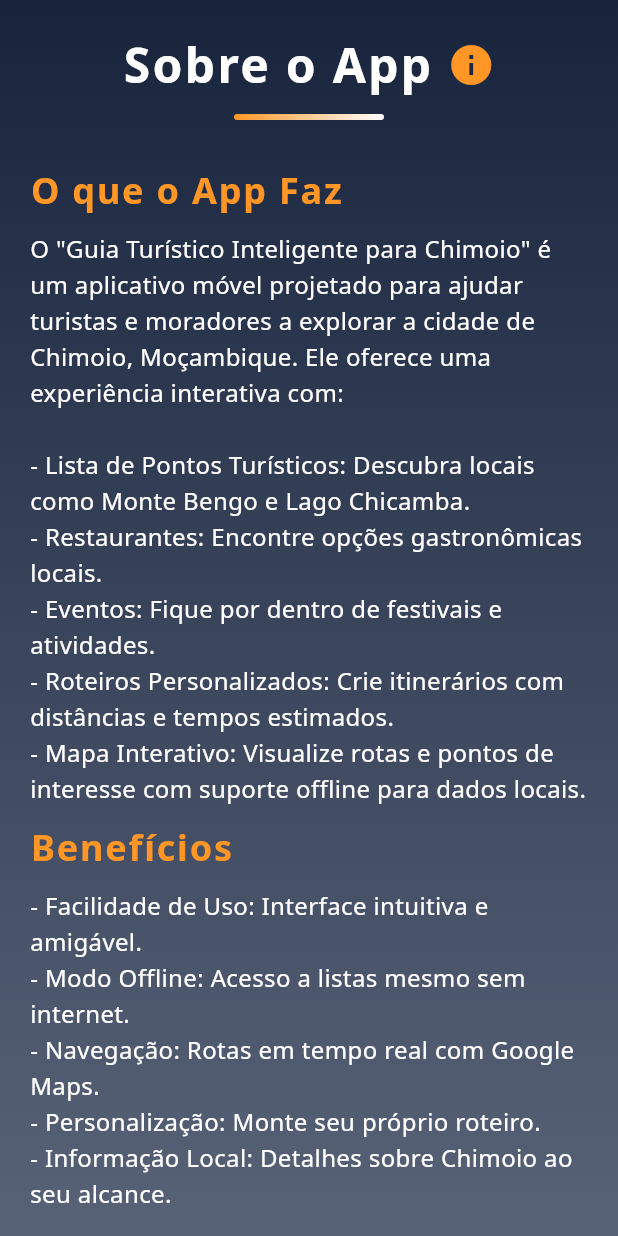
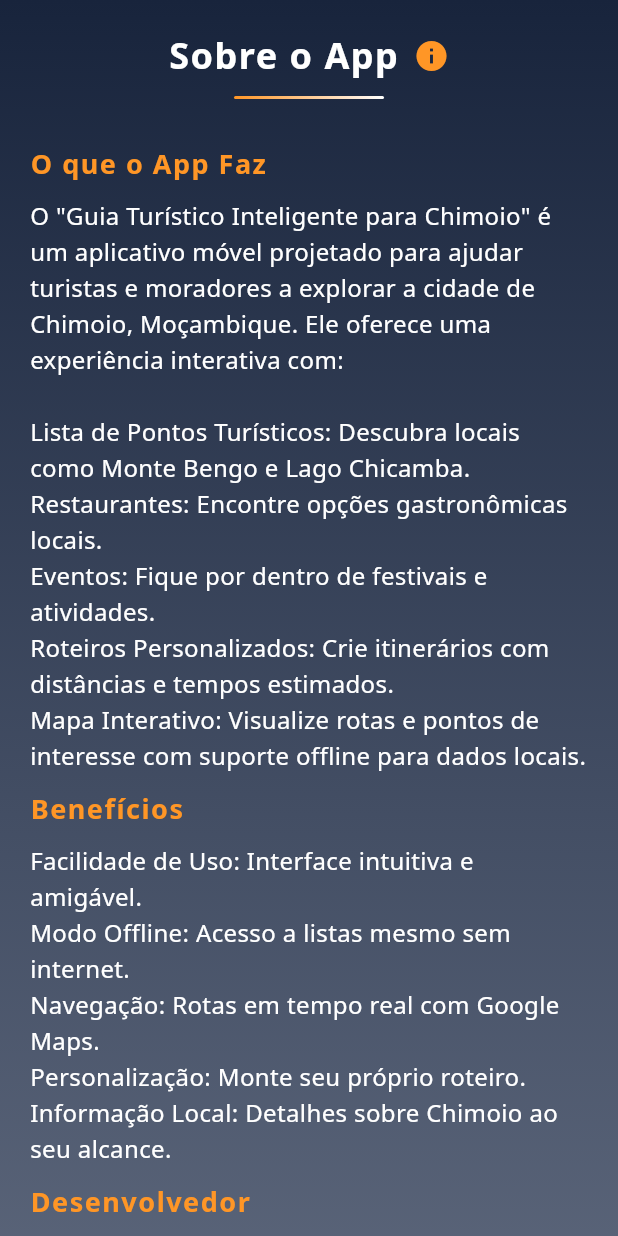
Before and after one commit to YMatique/chimoio_tour_guide, a Flutter app: the AboutScreen screen opened directly, on a phone screen of 412 x 824 dp. Run offline on Flutter 3.47's test engine with Material 3 defaults, Android fonts, the phone set to English and light mode, and no system bars; our stand-ins replace google_maps_flutter, location, sqflite; accounts and stored records are empty.

Commit message:
customizing about page

```diff
--- a/lib/screens/about_screen.dart
+++ b/lib/screens/about_screen.dart
@@ -25,20 +25,20 @@ class AboutScreen extends StatelessWidget {
                     Text(
                       'Sobre o App',
                       style: TextStyle(
-                        fontSize: 32,
+                        fontSize: 24,
                         fontWeight: FontWeight.bold,
                         color: Colors.white,
-                        letterSpacing: 1.5,
+                        letterSpacing: 1,
                       ),
                     ),
                     SizedBox(width: 10),
-                    Icon(Icons.info, color: Color(0xFFFF9626), size: 32),
+                    Icon(Icons.info, color: Color(0xFFFF9626), size: 24),
                   ],
                 ),
                 SizedBox(height: 10),
                 Center(
                   child: Container(
-                    height: 4,
+                    height: 2,
                     width: 100,
                     decoration: BoxDecoration(
                       gradient: LinearGradient(
@@ -54,41 +54,40 @@ class AboutScreen extends StatelessWidget {
                 _buildSectionTitle('O que o App Faz', context),
                 _buildSectionContent(
                   'O "Guia Turístico Inteligente para Chimoio" é um aplicativo móvel projetado para ajudar turistas e moradores a explorar a cidade de Chimoio, Moçambique. Ele oferece uma experiência interativa com:\n\n'
-                  '- Lista de Pontos Turísticos: Descubra locais como Monte Bengo e Lago Chicamba.\n'
-                  '- Restaurantes: Encontre opções gastronômicas locais.\n'
-                  '- Eventos: Fique por dentro de festivais e atividades.\n'
-                  '- Roteiros Personalizados: Crie itinerários com distâncias e tempos estimados.\n'
-                  '- Mapa Interativo: Visualize rotas e pontos de interesse com suporte offline para dados locais.',
+                  'Lista de Pontos Turísticos: Descubra locais como Monte Bengo e Lago Chicamba.\n'
+                  'Restaurantes: Encontre opções gastronômicas locais.\n'
+                  'Eventos: Fique por dentro de festivais e atividades.\n'
+                  'Roteiros Personalizados: Crie itinerários com distâncias e tempos estimados.\n'
+                  'Mapa Interativo: Visualize rotas e pontos de interesse com suporte offline para dados locais.',
                   context,
                 ),
 
                 // Benefícios
                 _buildSectionTitle('Benefícios', context),
                 _buildSectionContent(
-                  '- Facilidade de Uso: Interface intuitiva e amigável.\n'
-                  '- Modo Offline: Acesso a listas mesmo sem internet.\n'
-                  '- Navegação: Rotas em tempo real com Google Maps.\n'
-                  '- Personalização: Monte seu próprio roteiro.\n'
-                  '- Informação Local: Detalhes sobre Chimoio ao seu alcance.',
+                  'Facilidade de Uso: Interface intuitiva e amigável.\n'
+                  'Modo Offline: Acesso a listas mesmo sem internet.\n'
+                  'Navegação: Rotas em tempo real com Google Maps.\n'
+                  'Personalização: Monte seu próprio roteiro.\n'
+                  'Informação Local: Detalhes sobre Chimoio ao seu alcance.',
                   context,
                 ),
 
                 // Desenvolvedor
                 _buildSectionTitle('Desenvolvedor', context),
                 _buildSectionContent(
-                  'Desenvolvido por Francelino , um entusiasta/equipe apaixonado(a) por tecnologia e turismo, com o objetivo de promover Chimoio como destino turístico e facilitar a experiência dos visitantes.',
+                  'Desenvolvido por Francelino David N. Rungo, um entusiasta apaixonado por tecnologia e turismo, com o objetivo de promover Chimoio como destino turístico e facilitar a experiência dos visitantes.',
                   context,
                 ),
 
                 // Ferramentas Usadas
                 _buildSectionTitle('Ferramentas Usadas', context),
                 _buildSectionContent(
-                  '- Flutter: Framework para desenvolvimento multiplataforma.\n'
-                  '- Dart: Linguagem de programação.\n'
-                  '- Google Maps API: Para mapas e rotas.\n'
-                  '- SQFLite: Banco de dados local para modo offline.\n'
-                  '- xAI Grok: Assistente de IA para suporte no desenvolvimento.\n'
-                  '- Outras: HTTP, Location, e bibliotecas Flutter.',
+                  'Flutter: Framework para desenvolvimento multiplataforma.\n'
+                  'Dart: Linguagem de programação.\n'
+                  'Google Maps API: Para mapas e rotas.\n'
+                  'SQFLite: Banco de dados local para modo offline.\n'
+                  'Outras: HTTP, Location, e bibliotecas Flutter.',
                   context,
                 ),
 
@@ -101,18 +100,18 @@ class AboutScreen extends StatelessWidget {
                       foregroundColor: Colors.white,
                       padding: EdgeInsets.symmetric(
                         horizontal: 30,
-                        vertical: 15,
+                        vertical: 10,
                       ),
                       shape: RoundedRectangleBorder(
-                        borderRadius: BorderRadius.circular(25),
+                        borderRadius: BorderRadius.circular(20),
                       ),
-                      elevation: 5,
+                      elevation: 2,
                     ),
                     child: Text(
                       'Voltar',
                       style: TextStyle(
-                        fontSize: 18,
-                        fontWeight: FontWeight.bold,
+                        fontSize: 16,
+                        fontWeight: FontWeight.w600,
                       ),
                     ),
                   ),
@@ -131,10 +130,10 @@ class AboutScreen extends StatelessWidget {
       child: Text(
         title,
         style: TextStyle(
-          fontSize: 24,
+          fontSize: 18,
           fontWeight: FontWeight.bold,
           color: Color(0xFFFF9626),
-          letterSpacing: 1.2,
+          letterSpacing: 1,
         ),
       ),
     );
```
